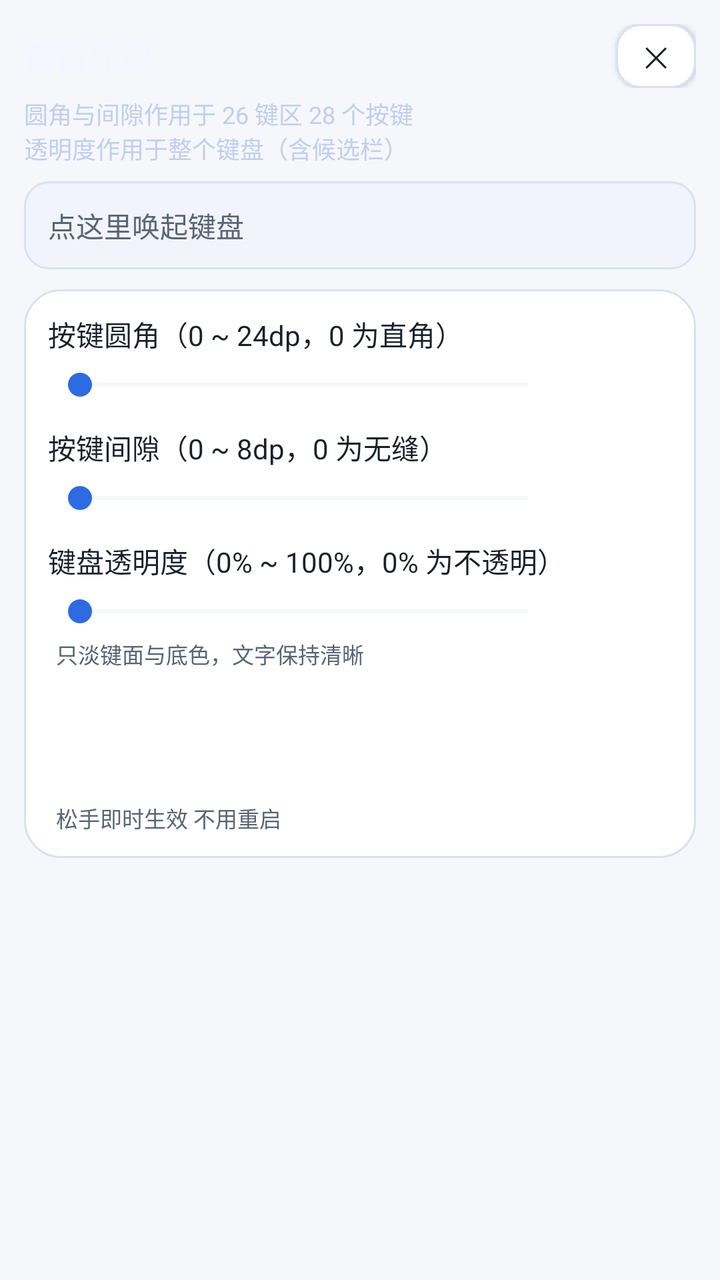
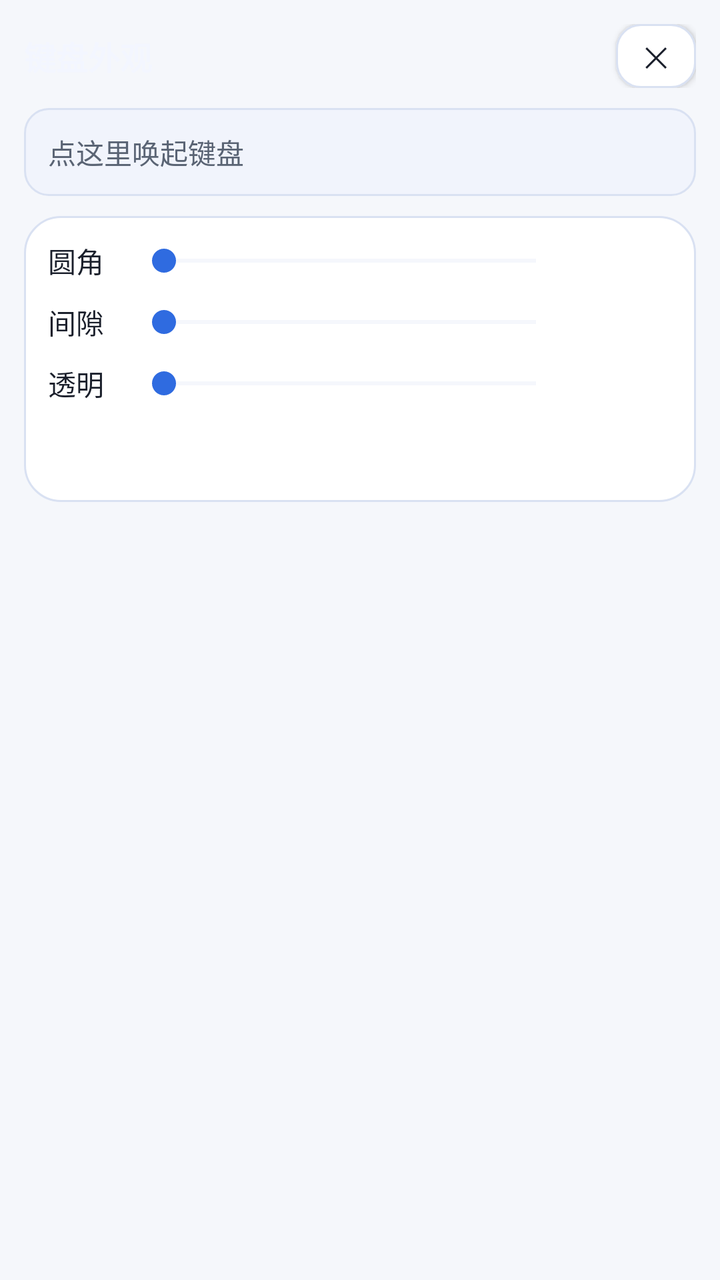

Screens rendered from an Android XML layout before and after an edit, with the pre-edit source and the edit as a unified diff.
<!-- AndroidManifest.xml: application theme AppTheme -->
<!-- res/layout/activity_key_appearance.xml -->
<?xml version="1.0" encoding="utf-8"?>
<ScrollView xmlns:android="http://schemas.android.com/apk/res/android"
    android:layout_width="match_parent"
    android:layout_height="match_parent"
    android:fitsSystemWindows="true"
    android:overScrollMode="never">

    <LinearLayout
        android:layout_width="match_parent"
        android:layout_height="wrap_content"
        android:orientation="vertical"
        android:padding="12dp">

        <LinearLayout
            android:layout_width="match_parent"
            android:layout_height="wrap_content"
            android:gravity="center_vertical"
            android:orientation="horizontal">

            <TextView
                android:layout_width="0dp"
                android:layout_height="wrap_content"
                android:layout_weight="1"
                android:text="@string/key_appearance_title"
                android:textColor="@color/key_appearance_fg"
                android:textSize="16sp"
                android:textStyle="bold" />

            <Button
                android:id="@+id/btn_key_appearance_close"
                style="@style/SettingsButton"
                android:layout_width="40dp"
                android:layout_height="32dp"
                android:minWidth="0dp"
                android:paddingStart="0dp"
                android:paddingEnd="0dp"
                android:text="@string/symbol_order_close"
                android:textSize="14sp" />
        </LinearLayout>

        <TextView
            android:layout_width="match_parent"
            android:layout_height="wrap_content"
            android:paddingTop="4dp"
            android:paddingBottom="8dp"
            android:text="@string/key_appearance_desc"
            android:textColor="@color/key_appearance_fg_dim"
            android:textSize="12sp" />

        
        <EditText
            android:layout_width="match_parent"
            android:layout_height="44dp"
            android:layout_marginBottom="10dp"
            android:background="@drawable/field_aurora"
            android:hint="@string/settings_ime_test_hint"
            android:importantForAutofill="no"
            android:imeOptions="actionDone"
            android:inputType="text"
            android:maxLines="1"
            android:paddingStart="12dp"
            android:paddingEnd="12dp"
            android:textColor="@color/text_primary"
            android:textColorHint="@color/text_secondary"
            android:textSize="14sp" />

        <LinearLayout
            android:layout_width="match_parent"
            android:layout_height="wrap_content"
            android:background="@drawable/card_aurora"
            android:orientation="vertical"
            android:padding="12dp">

            
            <TextView
                android:layout_width="match_parent"
                android:layout_height="wrap_content"
                android:text="@string/key_corner_title"
                android:textColor="@color/text_primary"
                android:textSize="14sp" />

            <LinearLayout
                android:layout_width="match_parent"
                android:layout_height="wrap_content"
                android:layout_marginTop="6dp"
                android:gravity="center_vertical"
                android:orientation="horizontal">

                <SeekBar
                    android:id="@+id/seek_key_corner"
                    android:layout_width="0dp"
                    android:layout_height="wrap_content"
                    android:layout_weight="1"
                    android:progressBackgroundTint="@color/card_stroke"
                    android:progressTint="@color/accent"
                    android:thumbTint="@color/accent" />

                <TextView
                    android:id="@+id/text_key_corner"
                    android:layout_width="wrap_content"
                    android:layout_height="wrap_content"
                    android:gravity="end"
                    android:minWidth="56dp"
                    android:textColor="@color/accent"
                    android:textSize="13sp" />
            </LinearLayout>

            
            <TextView
                android:layout_width="match_parent"
                android:layout_height="wrap_content"
                android:layout_marginTop="12dp"
                android:text="@string/key_gap_title"
                android:textColor="@color/text_primary"
                android:textSize="14sp" />

            <LinearLayout
                android:layout_width="match_parent"
                android:layout_height="wrap_content"
                android:layout_marginTop="6dp"
                android:gravity="center_vertical"
                android:orientation="horizontal">

                <SeekBar
                    android:id="@+id/seek_key_gap"
                    android:layout_width="0dp"
                    android:layout_height="wrap_content"
                    android:layout_weight="1"
                    android:progressBackgroundTint="@color/card_stroke"
                    android:progressTint="@color/accent"
                    android:thumbTint="@color/accent" />

                <TextView
                    android:id="@+id/text_key_gap"
                    android:layout_width="wrap_content"
                    android:layout_height="wrap_content"
                    android:gravity="end"
                    android:minWidth="56dp"
                    android:textColor="@color/accent"
                    android:textSize="13sp" />
            </LinearLayout>

            
            <TextView
                android:layout_width="match_parent"
                android:layout_height="wrap_content"
                android:layout_marginTop="12dp"
                android:text="@string/key_transparency_title"
                android:textColor="@color/text_primary"
                android:textSize="14sp" />

            <LinearLayout
                android:layout_width="match_parent"
                android:layout_height="wrap_content"
                android:layout_marginTop="6dp"
                android:gravity="center_vertical"
                android:orientation="horizontal">

                <SeekBar
                    android:id="@+id/seek_key_transparency"
                    android:layout_width="0dp"
                    android:layout_height="wrap_content"
                    android:layout_weight="1"
                    android:progressBackgroundTint="@color/card_stroke"
                    android:progressTint="@color/accent"
                    android:thumbTint="@color/accent" />

                <TextView
                    android:id="@+id/text_key_transparency"
                    android:layout_width="wrap_content"
                    android:layout_height="wrap_content"
                    android:gravity="end"
                    android:minWidth="56dp"
                    android:textColor="@color/accent"
                    android:textSize="13sp" />
            </LinearLayout>

            <TextView
                android:layout_width="match_parent"
                android:layout_height="wrap_content"
                android:layout_marginTop="4dp"
                android:paddingStart="4dp"
                android:paddingEnd="4dp"
                android:text="@string/key_transparency_desc"
                android:textColor="@color/text_secondary"
                android:textSize="11sp" />

            
            <TextView
                android:id="@+id/text_skin_title"
                android:layout_width="match_parent"
                android:layout_height="wrap_content"
                android:layout_marginTop="12dp"
                android:textColor="@color/text_primary"
                android:textSize="14sp" />

            <HorizontalScrollView
                android:layout_width="match_parent"
                android:layout_height="wrap_content"
                android:layout_marginTop="6dp"
                android:scrollbars="none">

                <LinearLayout
                    android:id="@+id/skin_row"
                    android:layout_width="wrap_content"
                    android:layout_height="wrap_content"
                    android:orientation="horizontal" />
            </HorizontalScrollView>

            <TextView
                android:id="@+id/text_skin_hint"
                android:layout_width="match_parent"
                android:layout_height="wrap_content"
                android:layout_marginTop="4dp"
                android:paddingStart="4dp"
                android:paddingEnd="4dp"
                android:textColor="@color/text_secondary"
                android:textSize="11sp" />

            <TextView
                android:layout_width="match_parent"
                android:layout_height="wrap_content"
                android:layout_marginTop="10dp"
                android:paddingStart="4dp"
                android:paddingEnd="4dp"
                android:text="@string/key_appearance_apply_hint"
                android:textColor="@color/text_secondary"
                android:textSize="11sp" />
        </LinearLayout>
    </LinearLayout>
</ScrollView>
<!-- resources referenced by this layout -->
<resources>
  <color name="accent">#2F6BE0</color>
  <color name="card_stroke">#D9E1F2</color>
  <color name="key_appearance_fg">#F3F6FF</color>
  <color name="key_appearance_fg_dim">#C3CEEE</color>
  <color name="text_primary">#1A1F2B</color>
  <color name="text_secondary">#5A6474</color>
  <!-- drawable card_aurora (drawable) -->
  <?xml version="1.0" encoding="utf-8"?>
  <shape xmlns:android="http://schemas.android.com/apk/res/android"
      android:shape="rectangle">
      <solid android:color="@color/card_bg" />
      <corners android:radius="18dp" />
      <stroke
          android:width="1dp"
          android:color="@color/card_stroke" />
  </shape>
  <!-- drawable field_aurora (drawable) -->
  <?xml version="1.0" encoding="utf-8"?>
  <selector xmlns:android="http://schemas.android.com/apk/res/android">
      <item android:state_focused="true">
          <shape android:shape="rectangle">
              <solid android:color="@color/field_bg" />
              <corners android:radius="12dp" />
              <stroke
                  android:width="1.5dp"
                  android:color="@color/aurora_cyan" />
          </shape>
      </item>
      <item>
          <shape android:shape="rectangle">
              <solid android:color="@color/field_bg" />
              <corners android:radius="12dp" />
              <stroke
                  android:width="1dp"
                  android:color="@color/card_stroke" />
          </shape>
      </item>
  </selector>
  <string name="key_appearance_apply_hint">松手即时生效 不用重启</string>
  <string name="key_appearance_desc">圆角与间隙作用于 26 键区 28 个按键\n透明度作用于整个键盘（含候选栏）</string>
  <string name="key_appearance_title">键盘外观</string>
  <string name="key_corner_title">按键圆角（0 ~ 24dp，0 为直角）</string>
  <string name="key_gap_title">按键间隙（0 ~ 8dp，0 为无缝）</string>
  <string name="key_transparency_desc">只淡键面与底色，文字保持清晰</string>
  <string name="key_transparency_title">键盘透明度（0% ~ 100%，0% 为不透明）</string>
  <string name="settings_ime_test_hint">点这里唤起键盘</string>
  <string name="symbol_order_close">✕</string>
  <style name="SettingsButton">
          <item name="android:layout_width">match_parent</item>
          <item name="android:layout_height">44dp</item>
          <item name="android:background">@drawable/btn_aurora_secondary</item>
          <item name="android:textColor">@color/text_primary</item>
          <item name="android:textSize">13sp</item>
          <item name="android:gravity">center</item>
      </style>
  <style name="AppTheme" parent="@android:style/Theme.Material.Light.NoActionBar" tools:targetApi="o_mr1">
          <item name="android:colorAccent">@color/accent</item>
          <item name="android:colorBackground">@color/app_bg</item>
          <item name="android:windowBackground">@color/app_bg</item>
          <item name="android:statusBarColor">@color/app_bg</item>
          <item name="android:navigationBarColor">@color/app_bg</item>
          <item name="android:textColorPrimary">@color/text_primary</item>
          <item name="android:textColorSecondary">@color/text_secondary</item>
          <item name="android:textColorHint">@color/text_secondary</item>
          
          <item name="android:windowLightStatusBar">true</item>
          <item name="android:windowLightNavigationBar">true</item>
      </style>
  <color name="card_bg">#FFFFFF</color>
  <color name="field_bg">#F1F4FC</color>
  <color name="aurora_cyan">#0A7A90</color>
  <!-- drawable btn_aurora_secondary (drawable) -->
  <?xml version="1.0" encoding="utf-8"?>
  <ripple xmlns:android="http://schemas.android.com/apk/res/android"
      android:color="@color/ripple_on_surface">
      <item>
          <shape android:shape="rectangle">
              <solid android:color="@color/btn_secondary_bg" />
              <corners android:radius="12dp" />
              <stroke
                  android:width="1dp"
                  android:color="@color/card_stroke" />
          </shape>
      </item>
  </ripple>
  <color name="app_bg">#F5F7FB</color>
  <color name="ripple_on_surface">#1A000000</color>
  <color name="btn_secondary_bg">#FFFFFF</color>
</resources>

<!-- the commit's change to res/layout/activity_key_appearance.xml (unified diff, before → after) -->
@@ -38,19 +38,11 @@
                 android:textSize="14sp" />
         </LinearLayout>
 
-        <TextView
-            android:layout_width="match_parent"
-            android:layout_height="wrap_content"
-            android:paddingTop="4dp"
-            android:paddingBottom="8dp"
-            android:text="@string/key_appearance_desc"
-            android:textColor="@color/key_appearance_fg_dim"
-            android:textSize="12sp" />
-
         
         <EditText
             android:layout_width="match_parent"
             android:layout_height="44dp"
+            android:layout_marginTop="10dp"
             android:layout_marginBottom="10dp"
             android:background="@drawable/field_aurora"
             android:hint="@string/settings_ime_test_hint"
@@ -72,24 +64,25 @@
             android:padding="12dp">
 
             
-            <TextView
-                android:layout_width="match_parent"
-                android:layout_height="wrap_content"
-                android:text="@string/key_corner_title"
-                android:textColor="@color/text_primary"
-                android:textSize="14sp" />
-
             <LinearLayout
                 android:layout_width="match_parent"
                 android:layout_height="wrap_content"
-                android:layout_marginTop="6dp"
                 android:gravity="center_vertical"
                 android:orientation="horizontal">
+
+                <TextView
+                    android:layout_width="wrap_content"
+                    android:layout_height="wrap_content"
+                    android:minWidth="32dp"
+                    android:text="@string/key_corner_title"
+                    android:textColor="@color/text_primary"
+                    android:textSize="14sp" />
 
                 <SeekBar
                     android:id="@+id/seek_key_corner"
                     android:layout_width="0dp"
                     android:layout_height="wrap_content"
+                    android:layout_marginStart="10dp"
                     android:layout_weight="1"
                     android:progressBackgroundTint="@color/card_stroke"
                     android:progressTint="@color/accent"
@@ -100,31 +93,32 @@
                     android:layout_width="wrap_content"
                     android:layout_height="wrap_content"
                     android:gravity="end"
-                    android:minWidth="56dp"
+                    android:minWidth="52dp"
                     android:textColor="@color/accent"
                     android:textSize="13sp" />
             </LinearLayout>
 
             
-            <TextView
-                android:layout_width="match_parent"
-                android:layout_height="wrap_content"
-                android:layout_marginTop="12dp"
-                android:text="@string/key_gap_title"
-                android:textColor="@color/text_primary"
-                android:textSize="14sp" />
-
             <LinearLayout
                 android:layout_width="match_parent"
                 android:layout_height="wrap_content"
-                android:layout_marginTop="6dp"
+                android:layout_marginTop="10dp"
                 android:gravity="center_vertical"
                 android:orientation="horizontal">
+
+                <TextView
+                    android:layout_width="wrap_content"
+                    android:layout_height="wrap_content"
+                    android:minWidth="32dp"
+                    android:text="@string/key_gap_title"
+                    android:textColor="@color/text_primary"
+                    android:textSize="14sp" />
 
                 <SeekBar
                     android:id="@+id/seek_key_gap"
                     android:layout_width="0dp"
                     android:layout_height="wrap_content"
+                    android:layout_marginStart="10dp"
                     android:layout_weight="1"
                     android:progressBackgroundTint="@color/card_stroke"
                     android:progressTint="@color/accent"
@@ -135,31 +129,32 @@
                     android:layout_width="wrap_content"
                     android:layout_height="wrap_content"
                     android:gravity="end"
-                    android:minWidth="56dp"
+                    android:minWidth="52dp"
                     android:textColor="@color/accent"
                     android:textSize="13sp" />
             </LinearLayout>
 
             
-            <TextView
-                android:layout_width="match_parent"
-                android:layout_height="wrap_content"
-                android:layout_marginTop="12dp"
-                android:text="@string/key_transparency_title"
-                android:textColor="@color/text_primary"
-                android:textSize="14sp" />
-
             <LinearLayout
                 android:layout_width="match_parent"
                 android:layout_height="wrap_content"
-                android:layout_marginTop="6dp"
+                android:layout_marginTop="10dp"
                 android:gravity="center_vertical"
                 android:orientation="horizontal">
+
+                <TextView
+                    android:layout_width="wrap_content"
+                    android:layout_height="wrap_content"
+                    android:minWidth="32dp"
+                    android:text="@string/key_transparency_title"
+                    android:textColor="@color/text_primary"
+                    android:textSize="14sp" />
 
                 <SeekBar
                     android:id="@+id/seek_key_transparency"
                     android:layout_width="0dp"
                     android:layout_height="wrap_content"
+                    android:layout_marginStart="10dp"
                     android:layout_weight="1"
                     android:progressBackgroundTint="@color/card_stroke"
                     android:progressTint="@color/accent"
@@ -170,20 +165,10 @@
                     android:layout_width="wrap_content"
                     android:layout_height="wrap_content"
                     android:gravity="end"
-                    android:minWidth="56dp"
+                    android:minWidth="52dp"
                     android:textColor="@color/accent"
                     android:textSize="13sp" />
             </LinearLayout>
-
-            <TextView
-                android:layout_width="match_parent"
-                android:layout_height="wrap_content"
-                android:layout_marginTop="4dp"
-                android:paddingStart="4dp"
-                android:paddingEnd="4dp"
-                android:text="@string/key_transparency_desc"
-                android:textColor="@color/text_secondary"
-                android:textSize="11sp" />
 
             
             <TextView
@@ -194,38 +179,13 @@
                 android:textColor="@color/text_primary"
                 android:textSize="14sp" />
 
-            <HorizontalScrollView
+            <LinearLayout
+                android:id="@+id/skin_row"
                 android:layout_width="match_parent"
                 android:layout_height="wrap_content"
                 android:layout_marginTop="6dp"
-                android:scrollbars="none">
+                android:orientation="horizontal" />
 
-                <LinearLayout
-                    android:id="@+id/skin_row"
-                    android:layout_width="wrap_content"
-                    android:layout_height="wrap_content"
-                    android:orientation="horizontal" />
-            </HorizontalScrollView>
-
-            <TextView
-                android:id="@+id/text_skin_hint"
-                android:layout_width="match_parent"
-                android:layout_height="wrap_content"
-                android:layout_marginTop="4dp"
-                android:paddingStart="4dp"
-                android:paddingEnd="4dp"
-                android:textColor="@color/text_secondary"
-                android:textSize="11sp" />
-
-            <TextView
-                android:layout_width="match_parent"
-                android:layout_height="wrap_content"
-                android:layout_marginTop="10dp"
-                android:paddingStart="4dp"
-                android:paddingEnd="4dp"
-                android:text="@string/key_appearance_apply_hint"
-                android:textColor="@color/text_secondary"
-                android:textSize="11sp" />
         </LinearLayout>
     </LinearLayout>
 </ScrollView>
<!-- resource entries referenced after the edit -->
@@ -3,7 +3,6 @@
   <color name="accent">#2F6BE0</color>
   <color name="card_stroke">#D9E1F2</color>
   <color name="key_appearance_fg">#F3F6FF</color>
-  <color name="key_appearance_fg_dim">#C3CEEE</color>
   <color name="text_primary">#1A1F2B</color>
   <color name="text_secondary">#5A6474</color>
   <!-- drawable card_aurora (drawable) -->
@@ -38,13 +37,10 @@
           </shape>
       </item>
   </selector>
-  <string name="key_appearance_apply_hint">松手即时生效 不用重启</string>
-  <string name="key_appearance_desc">圆角与间隙作用于 26 键区 28 个按键\n透明度作用于整个键盘（含候选栏）</string>
   <string name="key_appearance_title">键盘外观</string>
-  <string name="key_corner_title">按键圆角（0 ~ 24dp，0 为直角）</string>
-  <string name="key_gap_title">按键间隙（0 ~ 8dp，0 为无缝）</string>
-  <string name="key_transparency_desc">只淡键面与底色，文字保持清晰</string>
-  <string name="key_transparency_title">键盘透明度（0% ~ 100%，0% 为不透明）</string>
+  <string name="key_corner_title">圆角</string>
+  <string name="key_gap_title">间隙</string>
+  <string name="key_transparency_title">透明</string>
   <string name="settings_ime_test_hint">点这里唤起键盘</string>
   <string name="symbol_order_close">✕</string>
   <style name="SettingsButton">
